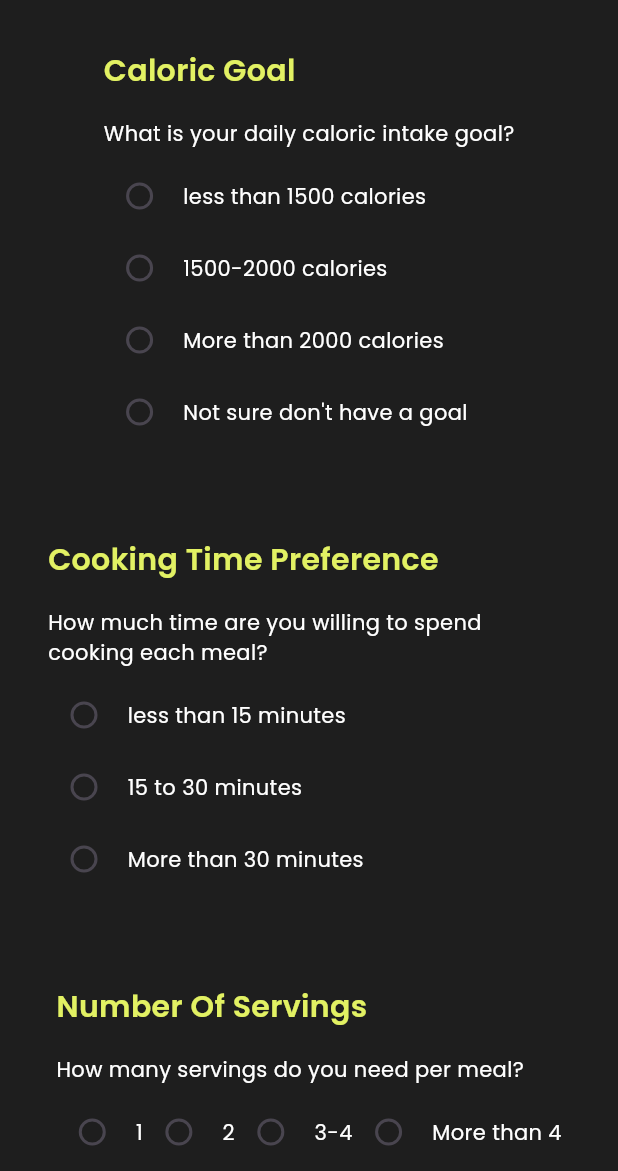
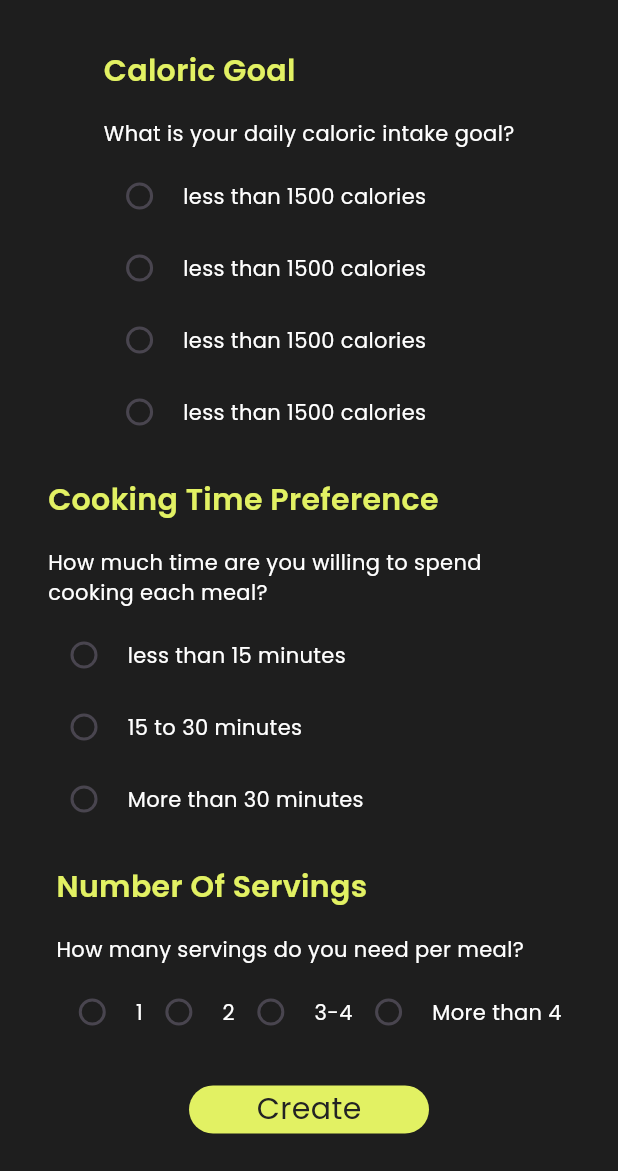
Before and after one commit to maaz-afridi20/fit_body, a Flutter app: the MealPlansB screen opened directly, after a tap on "Next", on a phone screen of 412 x 824 dp, the part 65-1236 px from its top. Run offline on Flutter 3.47's test engine with Material 3 defaults, Android fonts, the phone set to English and light mode, and no system bars; our stand-ins replace cached_network_image, fl_chart, flutter_animate, flutter_screenutil, get, iconsax_flutter and 6 more; missing offline and left inert: appinio_video_player; accounts and stored records are empty.

Commit message:
adding a meal plan C page and D page

```diff
--- a/lib/Features/gym/screens/workout_row_screens/nutritions/meal_plans/meal_plan_c.dart
+++ /dev/null
@@ -1,81 +0,0 @@
-import 'package:fit_body/Utils/constants/exports.dart';
-
-class MealPlanC extends StatelessWidget {
-  const MealPlanC({super.key});
-
-  @override
-  Widget build(BuildContext context) {
-    return Scaffold(
-      appBar: const MAppbar(showActionWidget: true, appbarTitle: "Meal Plans"),
-      body: Column(
-        children: <Widget>[
-          const MealQuestionAskingWidgetWithRadioBtns(
-              questionTopicHeading: "Caloric Goal",
-              askingQuestion: "What is your daily caloric intake goal?",
-              controllerTag: "caloricgoal",
-              questionChoices: [
-                SettingMealPlanQuestions(
-                    titleOfBtn: "less than 1500 calories",
-                    valueOfRadio: 'less than 1500 calories',
-                    controllerTag: "caloricgoal"),
-                SettingMealPlanQuestions(
-                    titleOfBtn: "1500-2000 calories",
-                    valueOfRadio: '1500-2000 calories',
-                    controllerTag: "caloricgoal"),
-                SettingMealPlanQuestions(
-                    titleOfBtn: "More than 2000 calories",
-                    valueOfRadio: 'More than 2000 calories',
-                    controllerTag: "caloricgoal"),
-                SettingMealPlanQuestions(
-                    titleOfBtn: "Not sure don't have a goal",
-                    valueOfRadio: "Not sure don't have a goal",
-                    controllerTag: "caloricgoal")
-              ]),
-          40.heightBox,
-          const MealQuestionAskingWidgetWithRadioBtns(
-              questionTopicHeading: "Cooking Time Preference",
-              askingQuestion:
-                  "How much time are you willing to spend cooking each meal?",
-              controllerTag: "cookingtime",
-              questionChoices: [
-                SettingMealPlanQuestions(
-                    titleOfBtn: "less than 15 minutes",
-                    valueOfRadio: 'less than 15 minutes',
-                    controllerTag: "cookingtime"),
-                SettingMealPlanQuestions(
-                    titleOfBtn: "15 to 30 minutes",
-                    valueOfRadio: '15 to 30 minutes',
-                    controllerTag: "cookingtime"),
-                SettingMealPlanQuestions(
-                    titleOfBtn: "More than 30 minutes",
-                    valueOfRadio: 'More than 30 minutes',
-                    controllerTag: "cookingtime")
-              ]),
-          40.heightBox,
-          const MealQuestionAskingWidgetWithRadioBtns(
-              questionTopicHeading: "Number Of Servings",
-              askingQuestion: "How many servings do you need per meal?",
-              controllerTag: "servings",
-              questionChoices: [
-                SettingMealPlanQuestions(
-                    titleOfBtn: "1",
-                    valueOfRadio: '1',
-                    controllerTag: "servings"),
-                SettingMealPlanQuestions(
-                    titleOfBtn: "2",
-                    valueOfRadio: '2',
-                    controllerTag: "servings"),
-                SettingMealPlanQuestions(
-                    titleOfBtn: "3-4",
-                    valueOfRadio: '3-4',
-                    controllerTag: "servings"),
-                SettingMealPlanQuestions(
-                    titleOfBtn: "More than 4",
-                    valueOfRadio: 'More than 4',
-                    controllerTag: "servings")
-              ]),
-        ],
-      ).wrapWithSingleChildScrollView().px32(),
-    );
-  }
-}
--- a/lib/Features/gym/screens/workout_row_screens/nutritions/meal_plans/meal_plans_b.dart
+++ b/lib/Features/gym/screens/workout_row_screens/nutritions/meal_plans/meal_plans_b.dart
@@ -1,4 +1,3 @@
-import 'package:fit_body/Features/gym/screens/workout_row_screens/nutritions/meal_plans/meal_plan_c.dart';
 import 'package:fit_body/Utils/constants/exports.dart';
 
 class MealPlansB extends StatelessWidget {
@@ -9,93 +8,17 @@ class MealPlansB extends StatelessWidget {
     return Scaffold(
       appBar: const MAppbar(showActionWidget: true, appbarTitle: "Meal Plans"),
       body: Column(
-        crossAxisAlignment: CrossAxisAlignment.start,
         children: [
-          const MealQuestionAskingWidgetWithRadioBtns(
-              questionTopicHeading: "Dietry Preferences",
-              askingQuestion: "What are your dietary preferences",
-              controllerTag: "dietryPreferences",
-              questionChoices: [
-                SettingMealPlanQuestions(
-                    titleOfBtn: "Vegetarian",
-                    valueOfRadio: 'Vegetarian',
-                    controllerTag: "dietryPreferences"),
-                SettingMealPlanQuestions(
-                    titleOfBtn: "Gluten-Free",
-                    valueOfRadio: 'Gluten-Free',
-                    controllerTag: "dietryPreferences"),
-                SettingMealPlanQuestions(
-                    titleOfBtn: "Pulaao",
-                    valueOfRadio: 'Pulaao',
-                    controllerTag: "dietryPreferences"),
-                SettingMealPlanQuestions(
-                    titleOfBtn: "Keto",
-                    valueOfRadio: 'Keto',
-                    controllerTag: "dietryPreferences"),
-                SettingMealPlanQuestions(
-                    titleOfBtn: "No Preference",
-                    valueOfRadio: 'No Preference',
-                    controllerTag: "dietryPreferences")
-              ]),
-          40.heightBox,
-          const MealQuestionAskingWidgetWithRadioBtns(
-              questionTopicHeading: "Allergies",
-              controllerTag: "Allergies",
-              askingQuestion:
-                  "do you have any food allergies we should know about?",
-              questionChoices: [
-                SettingMealPlanQuestions(
-                    titleOfBtn: "Nuts",
-                    valueOfRadio: 'Nuts',
-                    controllerTag: "Allergies"),
-                SettingMealPlanQuestions(
-                    titleOfBtn: "Dairy",
-                    valueOfRadio: 'Dairy',
-                    controllerTag: "Allergies"),
-                SettingMealPlanQuestions(
-                  titleOfBtn: "Eggs",
-                  valueOfRadio: 'Eggs',
-                  controllerTag: "Allergies",
-                ),
-                SettingMealPlanQuestions(
-                    titleOfBtn: "ShellFish",
-                    valueOfRadio: 'ShellFish',
-                    controllerTag: "Allergies"),
-                SettingMealPlanQuestions(
-                    titleOfBtn: "No Allergies",
-                    valueOfRadio: 'No Allergies',
-                    controllerTag: "Allergies")
-              ]),
-          40.heightBox,
-          const MealQuestionAskingWidgetWithRadioBtns(
-              questionTopicHeading: "Meal Types",
-              controllerTag: "meal types",
-              askingQuestion: "Which meal do you want to plan?",
-              questionChoices: [
-                SettingMealPlanQuestions(
-                    titleOfBtn: "Dinner",
-                    valueOfRadio: 'Dinner',
-                    controllerTag: "meal types"),
-                SettingMealPlanQuestions(
-                    titleOfBtn: "Lunch",
-                    valueOfRadio: 'Lunch',
-                    controllerTag: "meal types"),
-                SettingMealPlanQuestions(
-                    titleOfBtn: "Snack",
-                    valueOfRadio: 'Snack',
-                    controllerTag: "meal types"),
-                SettingMealPlanQuestions(
-                    titleOfBtn: "BreakFast",
-                    valueOfRadio: 'BreakFast',
-                    controllerTag: "meal types")
-              ]),
+          //
+          //! building all radio btns with titles
+          ...buildQuestionsOfMealPlanB(mealPlanBQuestions),
           25.heightBox,
           MCircularContainer(
-            titleText: "Next",
-            heightOfContainer: 32.h,
-            widthOfContainer: 160.w,
-            onPress: () => Get.to(() => const MealPlanC()),
-          ),
+              titleText: "Next",
+              heightOfContainer: 32.h,
+              widthOfContainer: 160.w,
+              backgroundColor: MColors.yellowishColor,
+              onPress: () => Get.to(() => const MealPlanC())),
           20.heightBox,
         ],
       ).wrapWithSingleChildScrollView().px32(),
--- /dev/null
+++ b/lib/Features/gym/screens/workout_row_screens/nutritions/meal_plans/meal_plans_c.dart
@@ -0,0 +1,26 @@
+import 'package:fit_body/Utils/constants/exports.dart';
+
+class MealPlanC extends StatelessWidget {
+  const MealPlanC({super.key});
+
+  @override
+  Widget build(BuildContext context) {
+    return Scaffold(
+      appBar: const MAppbar(showActionWidget: true, appbarTitle: "Meal Plans"),
+      body: Column(
+        children: [
+          ...buildQuestionsOfMealPlanC(mealPlanCQuestions),
+          25.heightBox,
+          MCircularContainer(
+            titleText: "Create",
+            heightOfContainer: 32.h,
+            widthOfContainer: 160.w,
+            backgroundColor: MColors.yellowishColor,
+            onPress: () => Get.to(() => const MealPlanD()),
+          ),
+          20.heightBox,
+        ],
+      ).wrapWithSingleChildScrollView().px32(),
+    );
+  }
+}
--- /dev/null
+++ b/lib/Features/gym/screens/workout_row_screens/nutritions/meal_plans/meal_plans_d.dart
@@ -0,0 +1,24 @@
+import 'package:fit_body/Utils/constants/exports.dart';
+
+class MealPlanD extends StatelessWidget {
+  const MealPlanD({super.key});
+
+  @override
+  Widget build(BuildContext context) {
+    return Scaffold(
+      appBar: const MAppbar(showActionWidget: true, appbarTitle: "Meal Plans"),
+      body: Column(
+        crossAxisAlignment: CrossAxisAlignment.start,
+        children: <Widget>[
+          Text('Breakfast plan for you',
+              style: MTextStyles.mHeadingStyle(
+                  fontWeight: FontWeight.w600, color: MColors.yellowishColor)),
+          6.heightBox,
+          Text(MTextString.loremIpsum,
+              style: MTextStyles.mNormalStyle(fontSize: 12.sp)),
+          22.heightBox,
+        ],
+      ).wrapWithSingleChildScrollView().px32(),
+    );
+  }
+}
--- a/lib/Utils/constants/exports.dart
+++ b/lib/Utils/constants/exports.dart
@@ -85,6 +85,8 @@ export 'package:fit_body/Features/gym/screens/setup/widgets/select_goal_radio_bt
 export 'package:fit_body/Features/gym/screens/splash/splash.dart';
 export 'package:fit_body/Features/gym/screens/workout_row_screens/community/workout_row_community.dart';
 export 'package:fit_body/Features/gym/screens/workout_row_screens/nutritions/meal_plans/meal_plans_a.dart';
+export 'package:fit_body/Features/gym/screens/workout_row_screens/nutritions/meal_plans/meal_plans_c.dart';
+export 'package:fit_body/Features/gym/screens/workout_row_screens/nutritions/meal_plans/meal_plans_d.dart';
 export 'package:fit_body/Features/gym/screens/workout_row_screens/nutritions/widgets/meal_plan_radio_btn.dart';
 export 'package:fit_body/Features/gym/screens/workout_row_screens/nutritions/widgets/meal_question_asking_widget_wth_radio_btn.dart';
 export 'package:fit_body/Features/gym/screens/workout_row_screens/nutritions/workout_row_nutritions.dart';
@@ -132,12 +134,14 @@ export 'package:fit_body/Utils/constants/colors.dart';
 export 'package:fit_body/Utils/constants/img_string.dart';
 export 'package:fit_body/Utils/constants/text_strings.dart';
 export 'package:fit_body/Utils/dividers/divider.dart';
+export 'package:fit_body/Utils/helpers/buile_meal_plan_questions.dart';
 export 'package:fit_body/Utils/helpers/helper_functions.dart';
 export 'package:fit_body/Utils/shimmers/general_shimmer.dart';
 export 'package:fit_body/Utils/shimmers/profile_shimmer.dart';
 export 'package:fit_body/Utils/useful_extentions/widget_extentions.dart';
 export 'package:fit_body/app.dart';
 export 'package:fit_body/data/local_data_lists/create_your_own_routine_data.dart';
+export 'package:fit_body/data/local_data_lists/meal_routine_questions_data.dart';
 export 'package:fl_chart/fl_chart.dart';
 export 'package:flutter/material.dart';
 export 'package:flutter_screenutil/flutter_screenutil.dart';
--- /dev/null
+++ b/lib/Utils/helpers/buile_meal_plan_questions.dart
@@ -0,0 +1,33 @@
+import 'package:fit_body/Utils/constants/exports.dart';
+import 'package:fit_body/data/models/meal_routine_questions_model.dart';
+
+List<Widget> buildQuestionsOfMealPlanC(List<Question> question) {
+  return question.map((e) {
+    return MealQuestionAskingWidgetWithRadioBtns(
+        questionTopicHeading: e.topic,
+        askingQuestion: e.question,
+        controllerTag: e.controllerTag,
+        questionChoices: e.choices.map((choice) {
+          return SettingMealPlanQuestions(
+              titleOfBtn: choice.title,
+              valueOfRadio: choice.value,
+              controllerTag: e.controllerTag);
+        }).toList());
+  }).toList();
+}
+
+List<Widget> buildQuestionsOfMealPlanB(List<Question> question) {
+  return question.map((e) {
+    return MealQuestionAskingWidgetWithRadioBtns(
+      questionTopicHeading: e.topic,
+      askingQuestion: e.question,
+      controllerTag: e.controllerTag,
+      questionChoices: e.choices
+          .map((choice) => SettingMealPlanQuestions(
+              titleOfBtn: choice.title,
+              valueOfRadio: choice.value,
+              controllerTag: e.controllerTag))
+          .toList(),
+    );
+  }).toList();
+}
--- /dev/null
+++ b/lib/data/local_data_lists/meal_routine_questions_data.dart
@@ -0,0 +1,73 @@
+import 'package:fit_body/data/models/meal_routine_questions_model.dart';
+
+final List<Question> mealPlanCQuestions = [
+  Question(
+      choices: [
+        Choices(
+            value: "less than 1500 calories", title: "less than 1500 calories"),
+        Choices(value: "1500-2000 calories", title: "less than 1500 calories"),
+        Choices(
+            value: "More than 2000 calories", title: "less than 1500 calories"),
+        Choices(
+            value: "Not sure/don't have a goal",
+            title: "less than 1500 calories")
+      ],
+      controllerTag: "chaloricgoal",
+      question: "What is your daily caloric intake goal?",
+      topic: "Caloric Goal"),
+  Question(
+      topic: "Cooking Time Preference",
+      question: "How much time are you willing to spend cooking each meal?",
+      controllerTag: "cookingtime",
+      choices: [
+        Choices(title: "less than 15 minutes", value: 'less than 15 minutes'),
+        Choices(title: "15 to 30 minutes", value: '15 to 30 minutes'),
+        Choices(title: "More than 30 minutes", value: 'More than 30 minutes')
+      ]),
+  Question(
+      topic: "Number Of Servings",
+      question: "How many servings do you need per meal?",
+      controllerTag: "servings",
+      choices: [
+        Choices(title: "1", value: '1'),
+        Choices(title: "2", value: '2'),
+        Choices(title: "3-4", value: '3-4'),
+        Choices(title: "More than 4", value: 'More than 4')
+      ])
+];
+
+final List<Question> mealPlanBQuestions = [
+  Question(
+      choices: [
+        Choices(value: "Vegetarian", title: "Vegetarian"),
+        Choices(value: "Keto", title: "Keto"),
+        Choices(value: "Vegan", title: "Vegan"),
+        Choices(value: "Pulaao", title: "Pulaao"),
+        Choices(value: "Gluten-Free", title: "Gluten-Free"),
+        Choices(value: "No Preferences", title: "No Preferences")
+      ],
+      controllerTag: "dietaryPreference",
+      question: "what are your dietary preferences?",
+      topic: "Dietary Preferences"),
+  Question(
+      choices: [
+        Choices(value: "Nuts", title: "Nuts"),
+        Choices(value: "Dairy", title: "Dairy"),
+        Choices(value: "Shellfish", title: "Shellfish"),
+        Choices(value: "Eggs", title: "Eggs"),
+        Choices(value: "No Allergies", title: "No Allergies")
+      ],
+      controllerTag: "allergies",
+      question: "Do you have any food allergies we should know about?",
+      topic: "Allergies"),
+  Question(
+      choices: [
+        Choices(value: "BreakFast", title: "BreakFast"),
+        Choices(value: "Dinner", title: "Dinner"),
+        Choices(value: "Lunch", title: "Lunch"),
+        Choices(value: "Snacks", title: "Snacks")
+      ],
+      controllerTag: "mealtypes",
+      question: "Which meal do you want to plan?",
+      topic: "Meal Types")
+];
--- /dev/null
+++ b/lib/data/models/meal_routine_questions_model.dart
@@ -0,0 +1,18 @@
+class Question {
+  final String topic;
+  final String question;
+  final String controllerTag;
+  final List<Choices> choices;
+
+  Question(
+      {required this.choices,
+      required this.controllerTag,
+      required this.question,
+      required this.topic});
+}
+
+class Choices {
+  final String value;
+  final String title;
+  Choices({required this.value, required this.title});
+}
--- a/pubspec.yaml
+++ b/pubspec.yaml
@@ -54,6 +54,7 @@ dependencies:
   http: ^1.2.1
   local_auth: ^2.2.0
   uuid: ^4.4.0
+  lottie: ^3.1.2
 
 
 dev_dependencies:
```
Also changed, not shown: pubspec.lock.
